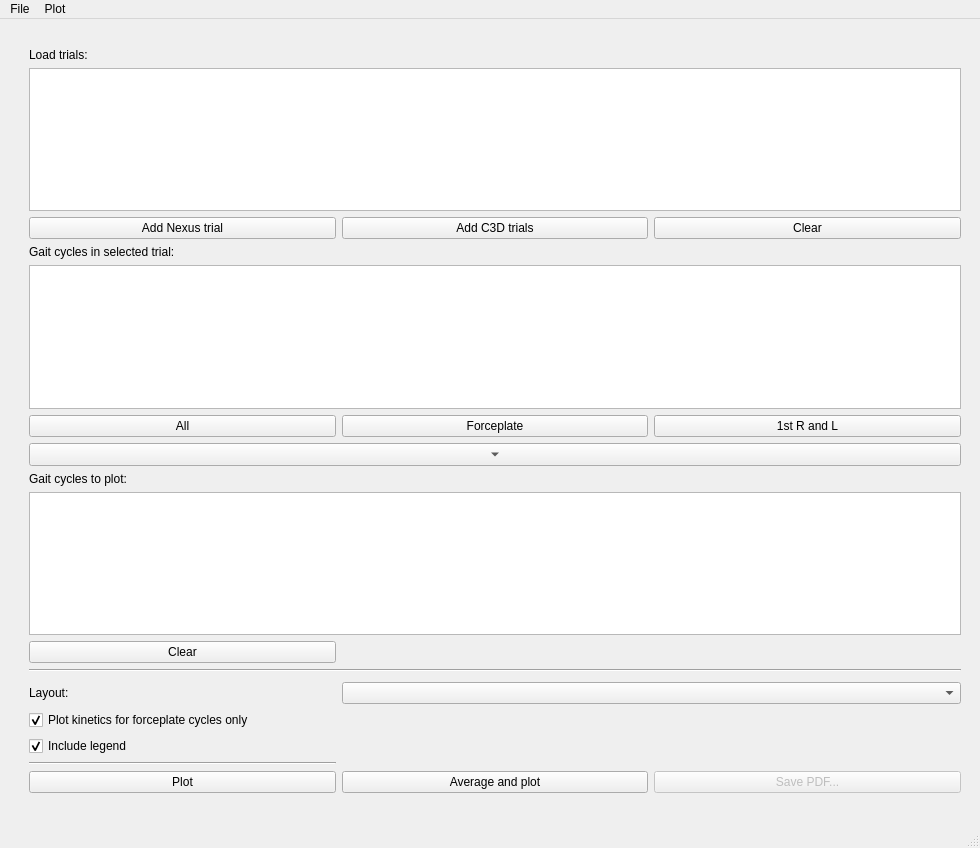
The window that gaitutils/nexus_scripts/plotter_gui.ui (NCH-Motion-Laboratory/gaitutils) describes before a commit, drawn with Qt 5.
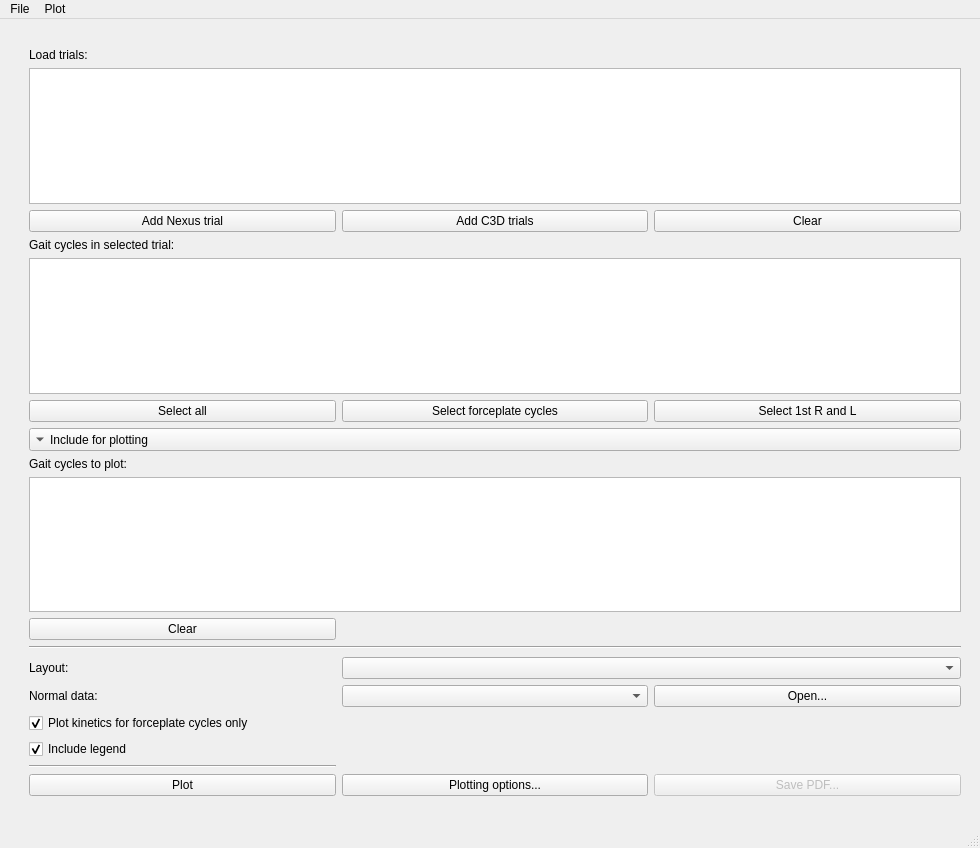
The same window after the commit. Custom widgets are drawn as their Qt base class.

```diff
--- a/gaitutils/nexus_scripts/plotter_gui.ui
+++ b/gaitutils/nexus_scripts/plotter_gui.ui
@@ -40,7 +40,7 @@
         </property>
        </spacer>
       </item>
-      <item row="24" column="1">
+      <item row="25" column="1">
        <widget class="Line" name="line_2">
         <property name="orientation">
          <enum>Qt::Horizontal</enum>
@@ -66,11 +66,11 @@
       <item row="11" column="2">
        <widget class="QPushButton" name="btnSelectForceplateCycles">
         <property name="text">
-         <string>Forceplate</string>
+         <string>Select forceplate cycles</string>
         </property>
        </widget>
       </item>
-      <item row="22" column="1" colspan="2">
+      <item row="23" column="1" colspan="2">
        <widget class="QCheckBox" name="xbKineticsFpOnly">
         <property name="text">
          <string>Plot kinetics for forceplate cycles only</string>
@@ -80,7 +80,7 @@
         </property>
        </widget>
       </item>
-      <item row="25" column="1">
+      <item row="26" column="1">
        <widget class="QPushButton" name="btnPlot">
         <property name="text">
          <string>Plot</string>
@@ -107,7 +107,7 @@
         </property>
        </spacer>
       </item>
-      <item row="23" column="1">
+      <item row="24" column="1">
        <widget class="QCheckBox" name="xbLegend">
         <property name="text">
          <string>Include legend</string>
@@ -202,7 +202,10 @@
          </sizepolicy>
         </property>
         <property name="text">
-         <string>...</string>
+         <string>Include for plotting</string>
+        </property>
+        <property name="toolButtonStyle">
+         <enum>Qt::ToolButtonTextBesideIcon</enum>
         </property>
         <property name="arrowType">
          <enum>Qt::DownArrow</enum>
@@ -212,14 +215,14 @@
       <item row="11" column="3">
        <widget class="QPushButton" name="btnSelect1stCycles">
         <property name="text">
-         <string>1st R and L</string>
+         <string>Select 1st R and L</string>
         </property>
        </widget>
       </item>
       <item row="11" column="1">
        <widget class="QPushButton" name="btnSelectAllCycles">
         <property name="text">
-         <string>All</string>
+         <string>Select all</string>
         </property>
        </widget>
       </item>
@@ -233,7 +236,7 @@
         </property>
        </widget>
       </item>
-      <item row="28" column="1">
+      <item row="29" column="1">
        <spacer name="verticalSpacer_5">
         <property name="orientation">
          <enum>Qt::Vertical</enum>
@@ -263,7 +266,7 @@
         </property>
        </widget>
       </item>
-      <item row="25" column="3">
+      <item row="26" column="3">
        <widget class="QPushButton" name="btnSavePDF">
         <property name="enabled">
          <bool>false</bool>
@@ -273,10 +276,27 @@
         </property>
        </widget>
       </item>
-      <item row="25" column="2">
+      <item row="26" column="2">
        <widget class="QPushButton" name="pushButton_2">
         <property name="text">
-         <string>Average and plot</string>
+         <string>Plotting options...</string>
+        </property>
+       </widget>
+      </item>
+      <item row="22" column="1">
+       <widget class="QLabel" name="label_5">
+        <property name="text">
+         <string>Normal data:</string>
+        </property>
+       </widget>
+      </item>
+      <item row="22" column="2">
+       <widget class="QComboBox" name="cbNormalData"/>
+      </item>
+      <item row="22" column="3">
+       <widget class="QPushButton" name="pushButton">
+        <property name="text">
+         <string>Open...</string>
         </property>
        </widget>
       </item>
```
